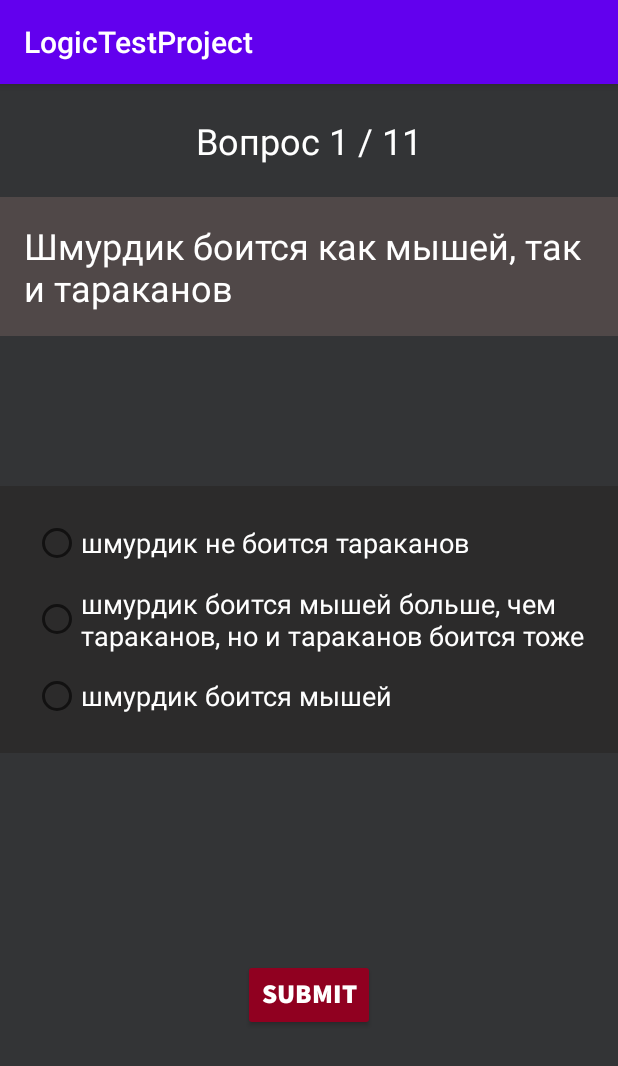
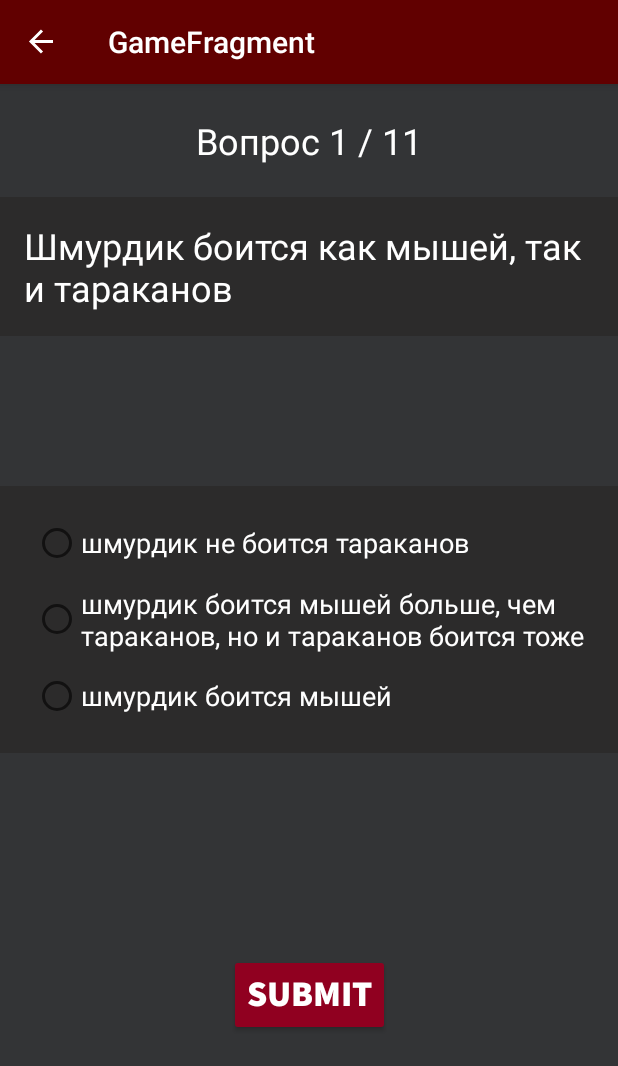
Before and after one commit to MRdimenter/-logic_test, an Android app: the GameFragment screen opened through its navigation route, on a phone screen of 412 x 824 dp. Shown: the top 1066 px of the screen. Run offline under Robolectric (Android 15) with nearby library versions, the phone set to English and light mode, and no system bars; our stand-ins replace data binding, navigation-ui.

Commit message:
change of colors in UI

```diff
--- a/app/src/main/java/com/example/android/logictestproject/Data.kt
+++ b/app/src/main/java/com/example/android/logictestproject/Data.kt
@@ -1,7 +1,7 @@
 package com.example.android.logictestproject
 
 class Data {
-    data class Question(val text:String,  val answers: List<String>) {
+    data class Question(val text: String, val answers: List<String>) {
 
     }
 
--- a/app/src/main/java/com/example/android/logictestproject/GameFragment.kt
+++ b/app/src/main/java/com/example/android/logictestproject/GameFragment.kt
@@ -12,14 +12,14 @@ import com.example.android.logictestproject.databinding.FragmentGameBinding
 
 class GameFragment : Fragment() {
 
-    var model = Model()
+    var data = Model()
 
     override fun onCreateView(inflater: LayoutInflater, container: ViewGroup?, savedInstanceState: Bundle?): View? {
         val binding = DataBindingUtil.inflate<FragmentGameBinding>(inflater, R.layout.fragment_game, container, false)
-        binding.game = model
+        binding.game = data
 
 
-        model.setQuestion()
+        data.setQuestion()
         var count: Int = 0
         binding.submitButton.setOnClickListener { v: View ->
                 val checkedId = binding.questionRadioGroup.checkedRadioButtonId
@@ -31,19 +31,19 @@ class GameFragment : Fragment() {
                         R.id.thirdAnswerRadioButton -> answerIndex = 2
                     }
                     //первый ответ в ихсодном вопросе всегда правильный, поэтому если наш ответ совпадает, у нас правильный ответ
-                    if (model.answers[answerIndex] == model.currentQuestion.answers[0]) {
-                        model.correctAnswer++
-                        println(model.correctAnswer)
+                    if (data.answers[answerIndex] == data.currentQuestion.answers[0]) {
+                        data.correctAnswer++
+                        println(data.correctAnswer)
                         // Переход к следующему вопросу
                     }
-                    model.questionIndex++
-                    model.currentQuestion = model.questions[model.questionIndex]
-                    model.setQuestion()
+                    data.questionIndex++
+                    data.currentQuestion = data.questions[data.questionIndex]
+                    data.setQuestion()
 
                     binding.questionRadioGroup.clearCheck()
                     binding.invalidateAll()
                     count++
-                    }else  v.findNavController().navigate(GameFragmentDirections.actionGameFragmentToResultFragment(model.correctAnswer))
+                    }else  v.findNavController().navigate(GameFragmentDirections.actionGameFragmentToResultFragment(data.correctAnswer))
                 }
         }
         return binding.root
--- a/app/src/main/java/com/example/android/logictestproject/MainActivity.kt
+++ b/app/src/main/java/com/example/android/logictestproject/MainActivity.kt
@@ -3,6 +3,8 @@ package com.example.android.logictestproject
 import android.os.Bundle
 import androidx.appcompat.app.AppCompatActivity
 import androidx.databinding.DataBindingUtil
+import androidx.navigation.findNavController
+import androidx.navigation.ui.NavigationUI
 import com.example.android.logictestproject.databinding.ActivityMainBinding
 
 class MainActivity : AppCompatActivity() {
@@ -11,5 +13,16 @@ class MainActivity : AppCompatActivity() {
         super.onCreate(savedInstanceState)
 
         binding = DataBindingUtil.setContentView(this, R.layout.activity_main)
+
+        //устанавливаем action bar для кнопки назад которая возвращает на HostFragment
+        val navController = this.findNavController(R.id.myNavHostFragment)
+        NavigationUI.setupActionBarWithNavController(this, navController)
+    }
+
+    override fun onSupportNavigateUp(): Boolean {
+        val navController = this.findNavController(R.id.myNavHostFragment)
+
+
+        return navController.navigateUp()
     }
 }
--- a/app/src/main/java/com/example/android/logictestproject/Model.kt
+++ b/app/src/main/java/com/example/android/logictestproject/Model.kt
@@ -8,7 +8,6 @@ class Model {
     var questionIndex = 0 //индекс вопроса
     val numQuestions = Math.min((questions.size + 1) / 2, 3)
     var correctAnswer = 0 //правильные ответы
-
 
 
     //устанавливает вопрос и рандомизирует ответы, меняет данные, а не пользовательский интерфейс
--- a/app/src/main/res/layout/fragment_game.xml
+++ b/app/src/main/res/layout/fragment_game.xml
@@ -27,7 +27,7 @@
             android:fontFamily="@font/source_sans_pro_black"
             android:text="@string/submit_game"
             android:textColor="@android:color/primary_text_dark_nodisable"
-            android:textSize="18sp"
+            android:textSize="24sp"
             app:layout_constraintBottom_toBottomOf="parent"
             app:layout_constraintEnd_toEndOf="parent"
             app:layout_constraintHorizontal_bias="0.5"
@@ -41,7 +41,7 @@
             android:layout_marginStart="16dp"
             android:layout_marginTop="16dp"
             android:layout_marginEnd="16dp"
-            android:background="#504848"
+            android:background="#2C2B2B"
             android:padding="16dp"
             android:text="@{game.currentQuestion.text}"
             android:textColor="#FFFFFF"
--- a/app/src/main/res/values/colors.xml
+++ b/app/src/main/res/values/colors.xml
@@ -1,7 +1,7 @@
 <?xml version="1.0" encoding="utf-8"?>
 <resources>
-    <color name="colorPrimary">#6200EE</color>
-    <color name="colorPrimaryDark">#3700B3</color>
+    <color name="colorPrimary">#610000</color>
+    <color name="colorPrimaryDark">#181818</color>
     <color name="colorAccent">#03DAC5</color>
     <color name="darkApp">#333436</color>
 </resources>
```
